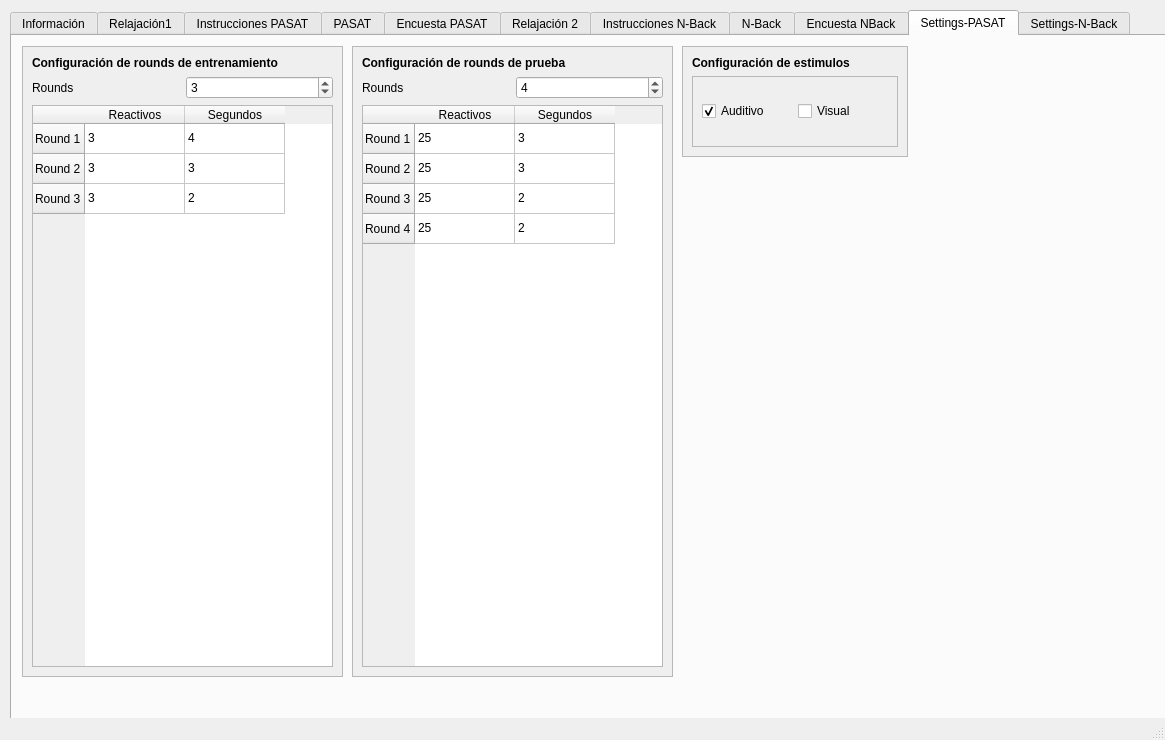
Old version of the form src/guis/pasat.ui in the repository artLara/pasat.
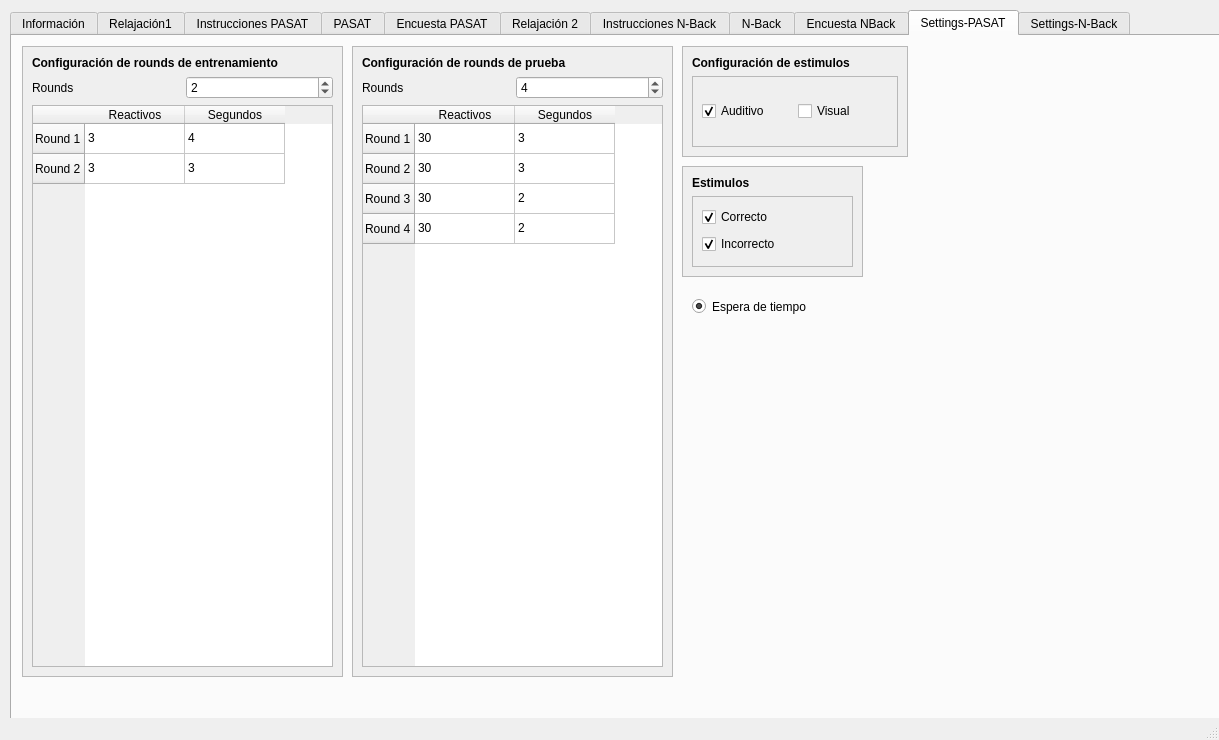
New version of the form. The open tabs and pages were chosen to show the change.

Commit message: feat: wait time option

The edit to the form file:
```diff
--- a/src/guis/pasat.ui
+++ b/src/guis/pasat.ui
@@ -6,7 +6,7 @@
    <rect>
     <x>0</x>
     <y>0</y>
-    <width>1165</width>
+    <width>1219</width>
     <height>740</height>
    </rect>
   </property>
@@ -2899,7 +2899,7 @@
              <number>1</number>
             </property>
             <property name="value">
-             <number>3</number>
+             <number>2</number>
             </property>
            </widget>
           </item>
@@ -2911,7 +2911,7 @@
            <enum>QAbstractScrollArea::AdjustToContentsOnFirstShow</enum>
           </property>
           <property name="rowCount">
-           <number>3</number>
+           <number>2</number>
           </property>
           <property name="columnCount">
            <number>2</number>
@@ -2926,11 +2926,6 @@
             <string>Round 2</string>
            </property>
           </row>
-          <row>
-           <property name="text">
-            <string>Round 3</string>
-           </property>
-          </row>
           <column>
            <property name="text">
             <string>Reactivos</string>
@@ -2961,16 +2956,6 @@
             <string>3</string>
            </property>
           </item>
-          <item row="2" column="0">
-           <property name="text">
-            <string>3</string>
-           </property>
-          </item>
-          <item row="2" column="1">
-           <property name="text">
-            <string>2</string>
-           </property>
-          </item>
          </widget>
         </item>
        </layout>
@@ -3154,7 +3139,7 @@
           </column>
           <item row="0" column="0">
            <property name="text">
-            <string>25</string>
+            <string>30</string>
            </property>
           </item>
           <item row="0" column="1">
@@ -3164,7 +3149,7 @@
           </item>
           <item row="1" column="0">
            <property name="text">
-            <string>25</string>
+            <string>30</string>
            </property>
           </item>
           <item row="1" column="1">
@@ -3174,7 +3159,7 @@
           </item>
           <item row="2" column="0">
            <property name="text">
-            <string>25</string>
+            <string>30</string>
            </property>
           </item>
           <item row="2" column="1">
@@ -3184,7 +3169,7 @@
           </item>
           <item row="3" column="0">
            <property name="text">
-            <string>25</string>
+            <string>30</string>
            </property>
           </item>
           <item row="3" column="1">
@@ -3197,6 +3182,100 @@
        </layout>
       </widget>
      </widget>
+     <widget class="QScrollArea" name="scrollArea_12">
+      <property name="geometry">
+       <rect>
+        <x>670</x>
+        <y>130</y>
+        <width>181</width>
+        <height>111</height>
+       </rect>
+      </property>
+      <property name="widgetResizable">
+       <bool>true</bool>
+      </property>
+      <widget class="QWidget" name="scrollAreaWidgetContents_12">
+       <property name="geometry">
+        <rect>
+         <x>0</x>
+         <y>0</y>
+         <width>179</width>
+         <height>109</height>
+        </rect>
+       </property>
+       <layout class="QVBoxLayout" name="verticalLayout_10">
+        <item>
+         <widget class="QLabel" name="label_15">
+          <property name="font">
+           <font>
+            <pointsize>9</pointsize>
+            <weight>75</weight>
+            <bold>true</bold>
+           </font>
+          </property>
+          <property name="text">
+           <string>Estimulos</string>
+          </property>
+         </widget>
+        </item>
+        <item>
+         <widget class="QScrollArea" name="scrollArea_13">
+          <property name="widgetResizable">
+           <bool>true</bool>
+          </property>
+          <widget class="QWidget" name="scrollAreaWidgetContents_13">
+           <property name="geometry">
+            <rect>
+             <x>0</x>
+             <y>0</y>
+             <width>159</width>
+             <height>68</height>
+            </rect>
+           </property>
+           <layout class="QVBoxLayout" name="verticalLayout_11">
+            <item>
+             <widget class="QCheckBox" name="checkBox_pasat_responseCorrect">
+              <property name="text">
+               <string>Correcto</string>
+              </property>
+              <property name="checked">
+               <bool>true</bool>
+              </property>
+             </widget>
+            </item>
+            <item>
+             <widget class="QCheckBox" name="checkBox_pasat_responseIncorrect">
+              <property name="text">
+               <string>Incorrecto</string>
+              </property>
+              <property name="checked">
+               <bool>true</bool>
+              </property>
+             </widget>
+            </item>
+           </layout>
+          </widget>
+         </widget>
+        </item>
+       </layout>
+      </widget>
+     </widget>
+     <widget class="QRadioButton" name="radioButton_pasat_waitTime">
+      <property name="geometry">
+       <rect>
+        <x>680</x>
+        <y>260</y>
+        <width>141</width>
+        <height>21</height>
+       </rect>
+      </property>
+      <property name="text">
+       <string>Espera de tiempo</string>
+      </property>
+      <property name="checked">
+       <bool>true</bool>
+      </property>
+     </widget>
     </widget>
     <widget class="QWidget" name="tab_6">
      <attribute name="title">
```
Left out of the diff: 142 changed lines with no effect on the pictures. The commit also changes 11 other files.
